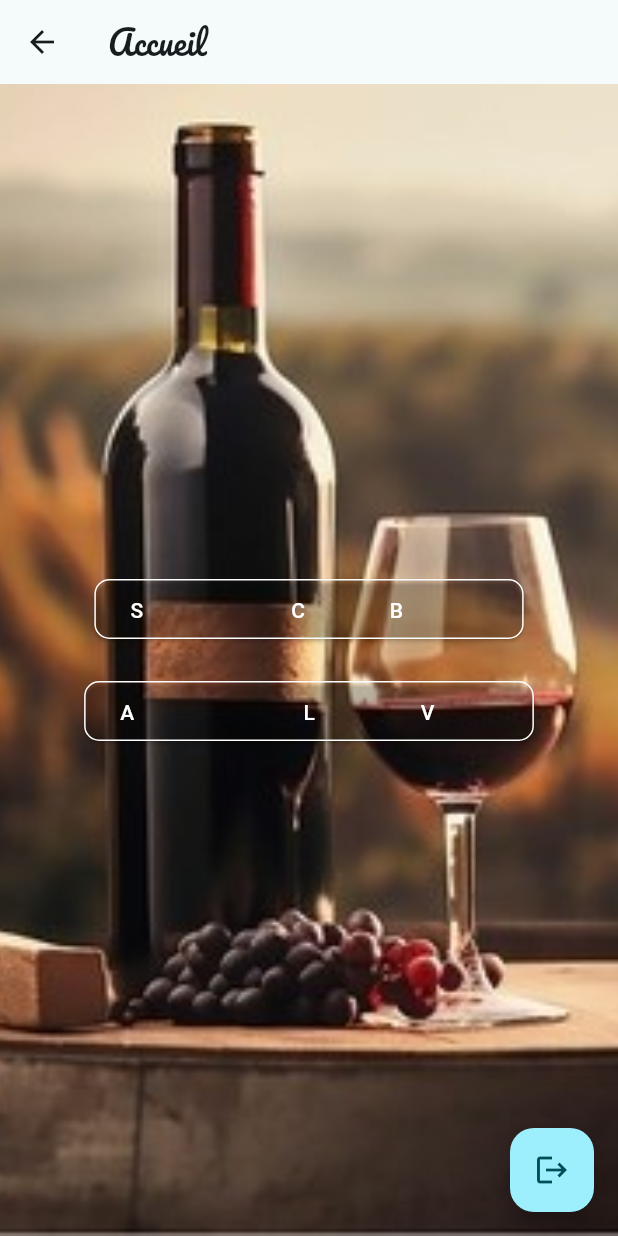
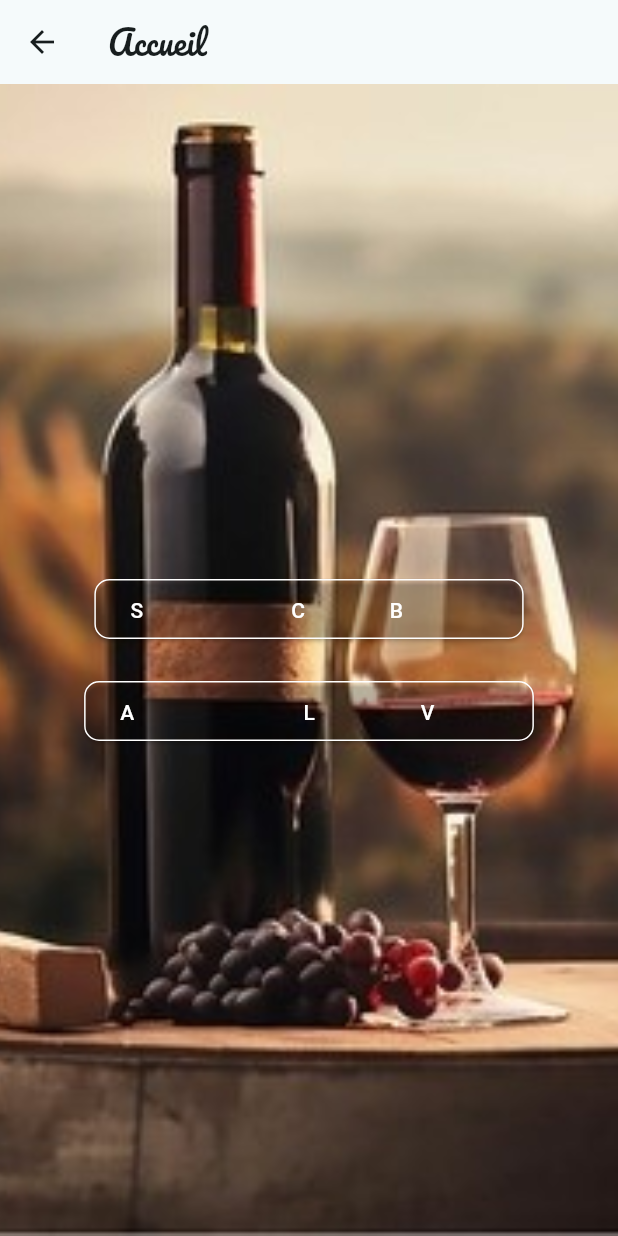
Before and after one commit to abdelouahedKanouni/ShazamDeVin, a Flutter app: the HomeScreen screen opened by its route, on a phone screen of 412 x 824 dp. Run offline on Flutter 3.47's test engine with Material 3 defaults, Android fonts, the light colour scheme and no system bars; our stand-ins replace fluttertoast, google_fonts; missing offline and left inert: barcode_scan2, qr_code_scanner.

```diff
--- a/lib/screens/home.dart
+++ b/lib/screens/home.dart
@@ -57,11 +57,6 @@ class HomeScreen extends StatelessWidget {
           ),
         ),
       ),
-      floatingActionButton: FloatingActionButton(
-        onPressed: () => _logout(),
-        tooltip: 'Déconnexion',
-        child: Icon(Icons.logout),
-      ),
     );
   }
 
@@ -117,7 +112,4 @@ class HomeScreen extends StatelessWidget {
     // Afficher Liste Vins
   }
 
-  void _logout() {
-    // Déconnexion
-  }
 }
```
